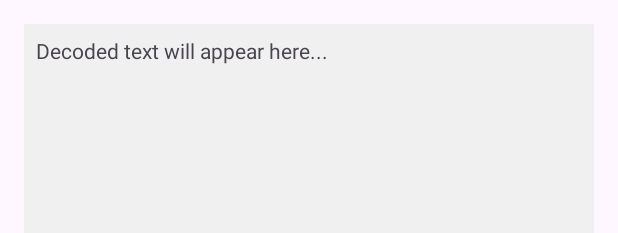
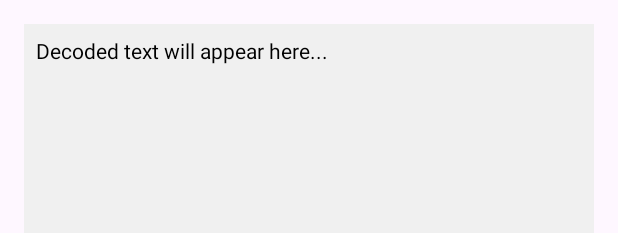
Before and after one commit to mauicoder/morselab, an Android app: the layout activity_decode_file.xml on its own in the app's theme, with its tools: preview values and no code run, on a phone screen of 412 x 824 dp. Shown: the top 233 px of the screen. Run offline under Robolectric (Android 15) with nearby library versions, the light colour scheme and no system bars.

Commit message:
fix layout issue in the decode fragment overlapping the status bar

```diff
--- a/app/src/main/res/layout/activity_decode_file.xml
+++ b/app/src/main/res/layout/activity_decode_file.xml
@@ -4,9 +4,10 @@
     xmlns:tools="http://schemas.android.com/tools"
     android:layout_width="match_parent"
     android:layout_height="match_parent"
+    android:fitsSystemWindows="true"
     tools:context=".DecodeFileActivity">
 
-    <TextView
+    <com.google.android.material.textview.MaterialTextView
         android:id="@+id/decodedTextView"
         android:layout_width="0dp"
         android:layout_height="0dp"
@@ -19,12 +20,13 @@
         android:padding="8dp"
         android:scrollbars="vertical"
         android:text="@string/decoded_text_will_appear_here"
+        android:textColor="@android:color/black"
         app:layout_constraintBottom_toTopOf="@+id/decodeButton"
         app:layout_constraintEnd_toEndOf="parent"
         app:layout_constraintStart_toStartOf="parent"
         app:layout_constraintTop_toTopOf="parent" />
 
-    <Button
+    <com.google.android.material.button.MaterialButton
         android:id="@+id/decodeButton"
         android:layout_width="wrap_content"
         android:layout_height="wrap_content"
```
